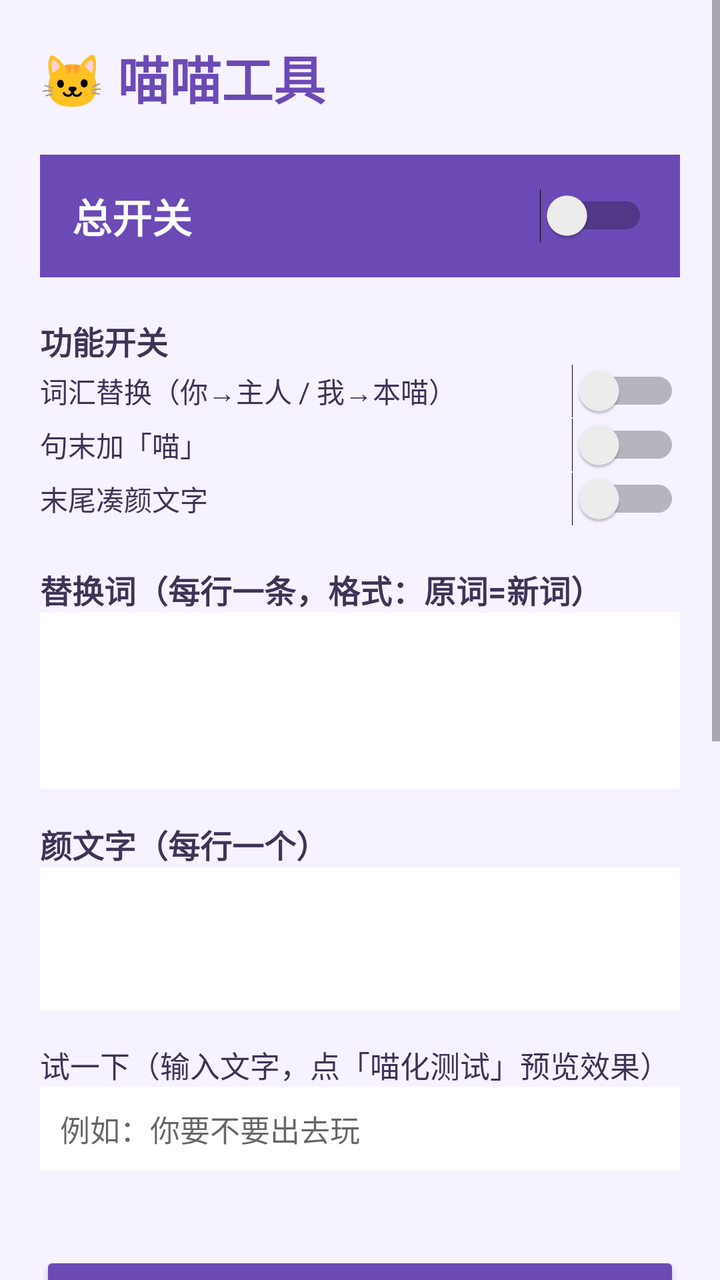
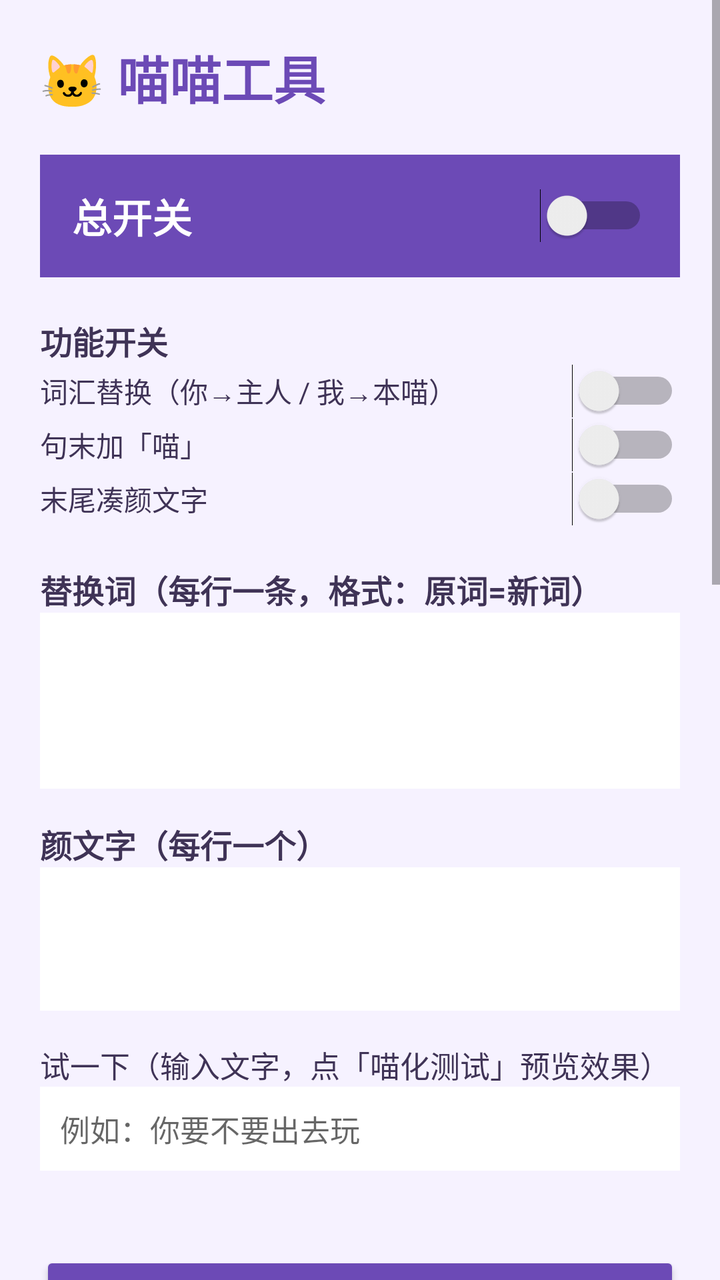

Compare the two renders of this Android layout. The source of the first and the diff that turns it into the second are given below.
<!-- AndroidManifest.xml: application theme Theme.MiaoKeyboard -->
<!-- res/layout/activity_main.xml -->
<?xml version="1.0" encoding="utf-8"?>
<ScrollView xmlns:android="http://schemas.android.com/apk/res/android"
    android:layout_width="match_parent"
    android:layout_height="match_parent"
    android:background="#FFF6F2FF">
    <LinearLayout
        android:layout_width="match_parent"
        android:layout_height="wrap_content"
        android:orientation="vertical"
        android:padding="20dp">

        <TextView
            android:id="@+id/title"
            android:layout_width="wrap_content"
            android:layout_height="wrap_content"
            android:textSize="26sp"
            android:textStyle="bold"
            android:textColor="#FF6C4AB6"
            android:text="🐱 喵喵工具" />

        
        <LinearLayout
            android:layout_width="match_parent"
            android:layout_height="wrap_content"
            android:layout_marginTop="20dp"
            android:orientation="horizontal"
            android:gravity="center_vertical"
            android:background="#FF6C4AB6"
            android:padding="16dp">
            <TextView
                android:layout_width="0dp"
                android:layout_height="wrap_content"
                android:layout_weight="1"
                android:text="总开关"
                android:textSize="20sp"
                android:textStyle="bold"
                android:textColor="#FFFFFF" />
            <Switch
                android:id="@+id/sw_master"
                android:layout_width="wrap_content"
                android:layout_height="wrap_content"
                android:text=""
                android:textColor="#FFFFFF" />
        </LinearLayout>

        <TextView
            android:layout_width="wrap_content"
            android:layout_height="wrap_content"
            android:layout_marginTop="20dp"
            android:text="功能开关"
            android:textSize="16sp"
            android:textStyle="bold"
            android:textColor="#FF3F3356" />

        <Switch
            android:id="@+id/sw_replace"
            android:layout_width="match_parent"
            android:layout_height="wrap_content"
            android:text="词汇替换（你→主人 / 我→本喵）"
            android:textColor="#FF3F3356" />
        <Switch
            android:id="@+id/sw_miao"
            android:layout_width="match_parent"
            android:layout_height="wrap_content"
            android:text="句末加「喵」"
            android:textColor="#FF3F3356" />
        <Switch
            android:id="@+id/sw_kaomoji"
            android:layout_width="match_parent"
            android:layout_height="wrap_content"
            android:text="末尾凑颜文字"
            android:textColor="#FF3F3356" />

        <TextView
            android:layout_width="wrap_content"
            android:layout_height="wrap_content"
            android:layout_marginTop="20dp"
            android:text="替换词（每行一条，格式：原词=新词）"
            android:textSize="16sp"
            android:textStyle="bold"
            android:textColor="#FF3F3356" />
        <EditText
            android:id="@+id/et_pairs"
            android:layout_width="match_parent"
            android:layout_height="wrap_content"
            android:minLines="4"
            android:gravity="top"
            android:textSize="14sp"
            android:inputType="textMultiLine"
            android:background="#FFFFFF"
            android:padding="10dp" />

        <TextView
            android:layout_width="wrap_content"
            android:layout_height="wrap_content"
            android:layout_marginTop="16dp"
            android:text="颜文字（每行一个）"
            android:textSize="16sp"
            android:textStyle="bold"
            android:textColor="#FF3F3356" />
        <EditText
            android:id="@+id/et_kaomoji"
            android:layout_width="match_parent"
            android:layout_height="wrap_content"
            android:minLines="3"
            android:gravity="top"
            android:textSize="14sp"
            android:inputType="textMultiLine"
            android:background="#FFFFFF"
            android:padding="10dp" />

        <TextView
            android:layout_width="wrap_content"
            android:layout_height="wrap_content"
            android:layout_marginTop="16dp"
            android:text="试一下（输入文字，点「喵化测试」预览效果）"
            android:textSize="15sp"
            android:textColor="#FF3F3356" />
        <EditText
            android:id="@+id/et_test"
            android:layout_width="match_parent"
            android:layout_height="wrap_content"
            android:textSize="15sp"
            android:background="#FFFFFF"
            android:padding="10dp"
            android:hint="例如：你要不要出去玩" />
        <TextView
            android:id="@+id/tv_test_result"
            android:layout_width="match_parent"
            android:layout_height="wrap_content"
            android:layout_marginTop="8dp"
            android:textSize="15sp"
            android:textColor="#FF6C4AB6"
            android:text="" />
        <Button
            android:id="@+id/btn_try"
            android:layout_width="match_parent"
            android:layout_height="wrap_content"
            android:layout_marginTop="12dp"
            android:text="喵化测试"
            android:textColor="@android:color/white"
            android:backgroundTint="#FF6C4AB6" />
        <Button
            android:id="@+id/btn_save"
            android:layout_width="match_parent"
            android:layout_height="wrap_content"
            android:layout_marginTop="16dp"
            android:text="保存配置"
            android:textColor="@android:color/white"
            android:backgroundTint="#FF4A2F86" />

        <TextView
            android:layout_width="wrap_content"
            android:layout_height="wrap_content"
            android:layout_marginTop="24dp"
            android:text="自动化喵化（无障碍）"
            android:textSize="16sp"
            android:textStyle="bold"
            android:textColor="#FF3F3356" />
        <Switch
            android:id="@+id/sw_auto"
            android:layout_width="match_parent"
            android:layout_height="wrap_content"
            android:text="自动监测输入并喵化"
            android:textColor="#FF3F3356" />
        <TextView
            android:layout_width="wrap_content"
            android:layout_height="wrap_content"
            android:layout_marginTop="8dp"
            android:text="触发延迟（停止输入多久后喵化）"
            android:textSize="14sp"
            android:textColor="#FF3F3356" />
        <SeekBar
            android:id="@+id/sb_delay"
            android:layout_width="match_parent"
            android:layout_height="wrap_content"
            android:max="45" />
        <TextView
            android:id="@+id/tv_delay_value"
            android:layout_width="wrap_content"
            android:layout_height="wrap_content"
            android:textSize="14sp"
            android:textColor="#FF6C4AB6"
            android:text="1.0 秒" />
        <TextView
            android:layout_width="wrap_content"
            android:layout_height="wrap_content"
            android:layout_marginTop="12dp"
            android:text="执行间隔（两次喵化最小间隔）"
            android:textSize="14sp"
            android:textColor="#FF3F3356" />
        <SeekBar
            android:id="@+id/sb_interval"
            android:layout_width="match_parent"
            android:layout_height="wrap_content"
            android:max="280" />
        <TextView
            android:id="@+id/tv_interval_value"
            android:layout_width="wrap_content"
            android:layout_height="wrap_content"
            android:textSize="14sp"
            android:textColor="#FF6C4AB6"
            android:text="3.0 秒" />
        <Button
            android:id="@+id/btn_accessibility"
            android:layout_width="match_parent"
            android:layout_height="wrap_content"
            android:layout_marginTop="12dp"
            android:text="前往开启无障碍服务"
            android:textColor="@android:color/white"
            android:backgroundTint="#FF8B5CF6" />

        <TextView
            android:layout_width="wrap_content"
            android:layout_height="wrap_content"
            android:layout_marginTop="24dp"
            android:text="手动触发（悬浮窗）"
            android:textSize="16sp"
            android:textStyle="bold"
            android:textColor="#FF3F3356" />
        <Switch
            android:id="@+id/sw_floating"
            android:layout_width="match_parent"
            android:layout_height="wrap_content"
            android:text="显示悬浮按钮（点击即喵化当前输入框）"
            android:textColor="#FF3F3356" />

    </LinearLayout>
</ScrollView>
<!-- resources referenced by this layout -->
<resources>
  <style name="Theme.MiaoKeyboard" parent="Theme.MaterialComponents.DayNight.NoActionBar">
          <item name="colorPrimary">@color/purple</item>
          <item name="colorPrimaryVariant">@color/purple_dark</item>
          <item name="colorOnPrimary">@android:color/white</item>
      </style>
  <color name="purple">#FF6C4AB6</color>
  <color name="purple_dark">#FF4A2F86</color>
</resources>

<!-- the commit's change to res/layout/activity_main.xml (unified diff, before → after) -->
@@ -225,5 +225,86 @@
             android:text="显示悬浮按钮（点击即喵化当前输入框）"
             android:textColor="#FF3F3356" />
 
+        <TextView
+            android:layout_width="wrap_content"
+            android:layout_height="wrap_content"
+            android:layout_marginTop="24dp"
+            android:text="🎨 悬浮窗 DIY"
+            android:textSize="16sp"
+            android:textStyle="bold"
+            android:textColor="#FF3F3356" />
+
+        <TextView
+            android:layout_width="wrap_content"
+            android:layout_height="wrap_content"
+            android:layout_marginTop="8dp"
+            android:text="按钮图标（可输入 Emoji 或文字）"
+            android:textSize="14sp"
+            android:textColor="#FF3F3356" />
+        <EditText
+            android:id="@+id/et_float_text"
+            android:layout_width="match_parent"
+            android:layout_height="wrap_content"
+            android:textSize="15sp"
+            android:inputType="text"
+            android:maxLines="1"
+            android:background="#FFFFFF"
+            android:padding="10dp"
+            android:hint="🐾" />
+
+        <TextView
+            android:layout_width="wrap_content"
+            android:layout_height="wrap_content"
+            android:layout_marginTop="12dp"
+            android:text="透明度"
+            android:textSize="14sp"
+            android:textColor="#FF3F3356" />
+        <SeekBar
+            android:id="@+id/sb_float_alpha"
+            android:layout_width="match_parent"
+            android:layout_height="wrap_content"
+            android:max="80" />
+        <TextView
+            android:id="@+id/tv_float_alpha_value"
+            android:layout_width="wrap_content"
+            android:layout_height="wrap_content"
+            android:textSize="14sp"
+            android:textColor="#FF6C4AB6"
+            android:text="100%" />
+
+        <TextView
+            android:layout_width="wrap_content"
+            android:layout_height="wrap_content"
+            android:layout_marginTop="12dp"
+            android:text="按钮尺寸"
+            android:textSize="14sp"
+            android:textColor="#FF3F3356" />
+        <SeekBar
+            android:id="@+id/sb_float_size"
+            android:layout_width="match_parent"
+            android:layout_height="wrap_content"
+            android:max="40" />
+        <TextView
+            android:id="@+id/tv_float_size_value"
+            android:layout_width="wrap_content"
+            android:layout_height="wrap_content"
+            android:textSize="14sp"
+            android:textColor="#FF6C4AB6"
+            android:text="56 dp" />
+
+        <TextView
+            android:layout_width="wrap_content"
+            android:layout_height="wrap_content"
+            android:layout_marginTop="12dp"
+            android:text="主色调"
+            android:textSize="14sp"
+            android:textColor="#FF3F3356" />
+        <LinearLayout
+            android:id="@+id/ll_colors"
+            android:layout_width="match_parent"
+            android:layout_height="wrap_content"
+            android:layout_marginTop="8dp"
+            android:orientation="horizontal" />
+
     </LinearLayout>
 </ScrollView>
